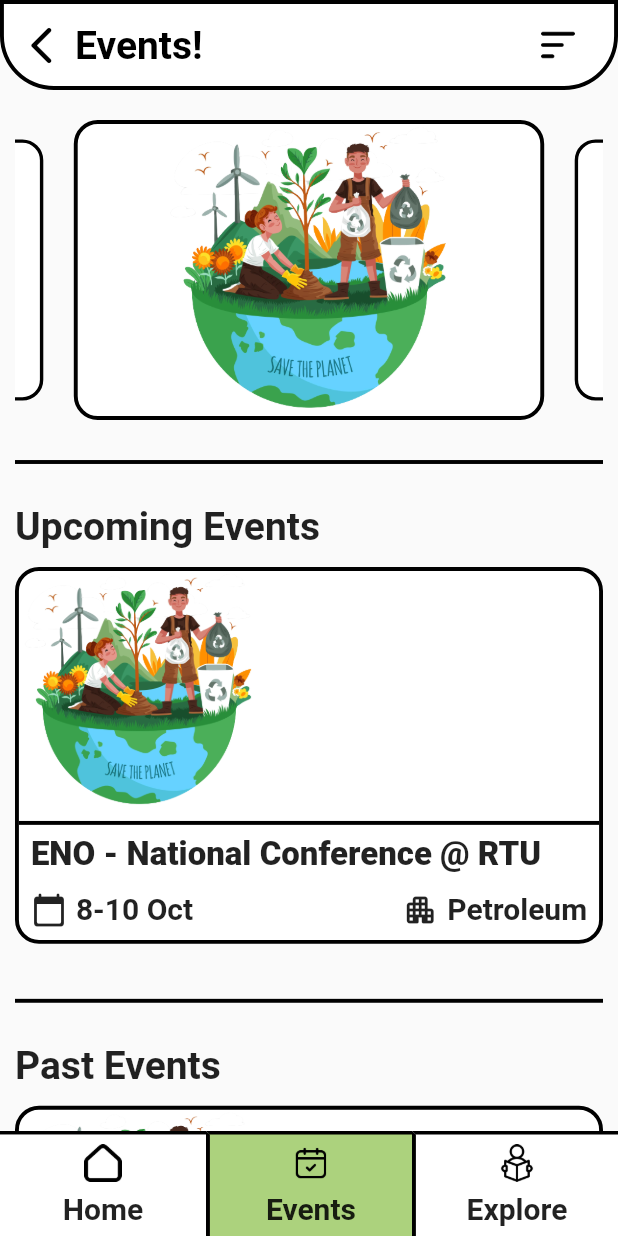
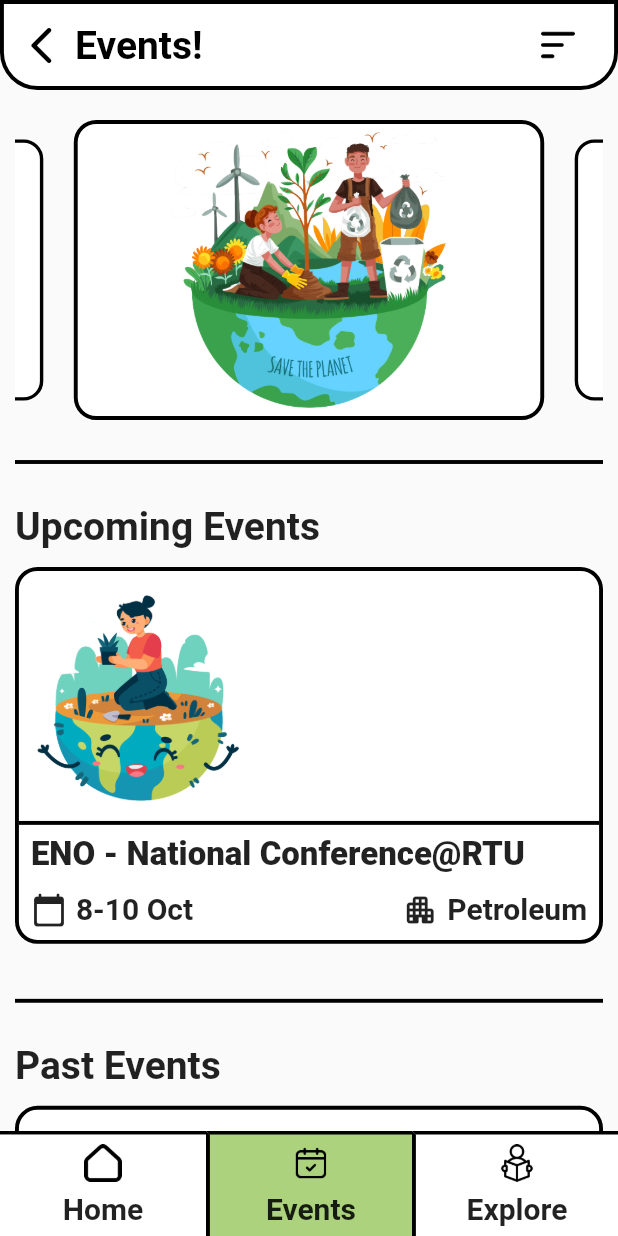
Before and after one commit to luciferro01/Eco-Club-RTU, a Flutter app: the screen it shows after launch, item 2 of the bottom bar chosen, on a phone screen of 412 x 824 dp. Run offline on Flutter 3.47's test engine with Material 2 defaults, Android fonts, the phone set to English and light mode, and no system bars; drawn by our look-alikes of carousel_slider; our stand-ins replace flutter_riverpod.

Commit message:
Refactoring of Code

```diff
--- a/lib/utils/constants.dart
+++ b/lib/utils/constants.dart
@@ -16,7 +16,7 @@ class ColorConstant {
 
 class Constants {
   static const double defaultLineWeight = 2.6;
-  static const double defaultRadius = 36;
+  static const double defaultRadius = 25;
 }
 
 class Assets {
--- a/lib/view/screens/events.dart
+++ b/lib/view/screens/events.dart
@@ -1,4 +1,5 @@
 import 'package:carousel_slider/carousel_slider.dart';
+import 'package:eco_club_mohil_version/view/screens/event_detail.dart';
 import 'package:eco_club_mohil_version/view/widgets/custom_app_bar.dart';
 import 'package:eco_club_mohil_version/view/widgets/custom_container.dart';
 import 'package:eco_club_mohil_version/view/widgets/custom_item.dart';
@@ -43,12 +44,21 @@ class EventScreen extends StatelessWidget {
                 items: [1, 2, 3, 4, 5].map((i) {
                   return Builder(
                     builder: (BuildContext context) {
-                      return CustomContainer(
-                        height: 200,
-                        width: width,
-                        child: const Image(
-                          image: AssetImage(Assets.environment),
-                          fit: BoxFit.contain,
+                      return GestureDetector(
+                        onTap: () {
+                          Navigator.of(context).push(
+                            MaterialPageRoute(
+                              builder: (contxt) => const EventDetailScreen(),
+                            ),
+                          );
+                        },
+                        child: CustomContainer(
+                          height: 200,
+                          width: width,
+                          child: const Image(
+                            image: AssetImage(Assets.environment),
+                            fit: BoxFit.contain,
+                          ),
                         ),
                       );
                     },
@@ -63,7 +73,11 @@ class EventScreen extends StatelessWidget {
               const SizedBox(height: 20),
               text(text: 'Upcoming Events', isHeading: true),
               const SizedBox(height: 12),
-              const HeaderBar(),
+              const HeaderBar(
+                  date: '8-10 Oct',
+                  image: Assets.environment1,
+                  label: 'ENO - National Conference@RTU',
+                  venue: 'Petroleum'),
               const SizedBox(height: 30),
               const Divider(
                 color: ColorConstant.blackColor,
@@ -72,7 +86,11 @@ class EventScreen extends StatelessWidget {
               const SizedBox(height: 20),
               text(text: 'Past Events', isHeading: true),
               const SizedBox(height: 12),
-              const HeaderBar(),
+              const HeaderBar(
+                  date: '8-10 Oct',
+                  image: Assets.environment1,
+                  label: 'ENO - National Conference@RTU',
+                  venue: 'Petroleum'),
             ],
           ),
         ),
--- a/lib/view/screens/home.dart
+++ b/lib/view/screens/home.dart
@@ -15,12 +15,11 @@ class HomeScreen extends StatelessWidget {
 
   @override
   Widget build(BuildContext context) {
-    // String randomImage = Random(headerImages);
-    double width = MediaQuery.sizeOf(context).width;
+    // double width = MediaQuery.sizeOf(context).width;
     return Scaffold(
       backgroundColor: ColorConstant.backgroundColor,
       appBar: customAppBar(
-          isFirstPage: false,
+          isFirstPage: true,
           label: 'MOHIL',
           context: context,
           isHomePage: true,
--- a/lib/view/widgets/custom_app_bar.dart
+++ b/lib/view/widgets/custom_app_bar.dart
@@ -25,7 +25,7 @@ PreferredSizeWidget customAppBar({
       ),
     ),
     backgroundColor: ColorConstant.whiteBackgroundColor,
-    leading: (isFirstPage || (!isHomePage && isTabBarPage))
+    leading: (!isFirstPage || (!isHomePage && isTabBarPage))
         ? Consumer(
             builder: (context, ref, child) {
               // var tab = ref.watch(currentNavItemProvider);
@@ -52,7 +52,7 @@ PreferredSizeWidget customAppBar({
       Expanded(
         child: Padding(
           // width: 390,
-          padding: isFirstPage || (!isHomePage && isTabBarPage)
+          padding: !isFirstPage || (!isHomePage && isTabBarPage)
               ? const EdgeInsets.only(left: 50, right: 25)
               : const EdgeInsets.symmetric(horizontal: 25),
           child: Row(
--- a/lib/view/widgets/custom_container.dart
+++ b/lib/view/widgets/custom_container.dart
@@ -6,13 +6,23 @@ class CustomContainer extends StatelessWidget {
   final double? height;
   final Widget? child;
   final double? width;
+  final EdgeInsetsGeometry? padding;
   final Color? backgroundColor;
+  final EdgeInsetsGeometry? margin;
   const CustomContainer(
-      {this.height, super.key, this.child, this.width, this.backgroundColor});
+      {this.height,
+      super.key,
+      this.child,
+      this.width,
+      this.backgroundColor,
+      this.padding,
+      this.margin});
 
   @override
   Widget build(BuildContext context) {
     return Container(
+      padding: padding,
+      margin: margin,
       height: height,
       width: width,
       decoration: BoxDecoration(
@@ -23,7 +33,7 @@ class CustomContainer extends StatelessWidget {
         ),
         borderRadius: const BorderRadius.all(
           Radius.circular(
-            Constants.defaultRadius - 20,
+            Constants.defaultRadius - 10,
           ),
         ),
       ),
--- a/lib/view/widgets/header_bars.dart
+++ b/lib/view/widgets/header_bars.dart
@@ -5,7 +5,16 @@ import 'package:flutter/material.dart';
 import '../../utils/constants.dart';
 
 class HeaderBar extends StatelessWidget {
-  const HeaderBar({super.key});
+  final String image;
+  final String date;
+  final String label;
+  final String venue;
+  const HeaderBar(
+      {super.key,
+      required this.image,
+      required this.date,
+      required this.label,
+      required this.venue});
 
   @override
   Widget build(BuildContext context) {
@@ -18,9 +27,9 @@ class HeaderBar extends StatelessWidget {
         children: [
           ClipRRect(
             borderRadius: BorderRadius.circular(Constants.defaultRadius - 10),
-            child: const Image(
+            child: Image(
               image: AssetImage(
-                'assets/images/environment.png',
+                image,
               ),
               height: 160,
               fit: BoxFit.cover,
@@ -33,12 +42,12 @@ class HeaderBar extends StatelessWidget {
           Padding(
             padding: const EdgeInsets.only(left: 8.0),
             child: text(
-              text: 'ENO - National Conference @ RTU',
+              text: label,
               isLabel: true,
               fontSize: 22,
             ),
           ),
-          const Padding(
+          Padding(
             padding: EdgeInsets.all(8.0),
             child: Column(
               mainAxisAlignment: MainAxisAlignment.start,
@@ -59,7 +68,7 @@ class HeaderBar extends StatelessWidget {
                           width: 6,
                         ),
                         Text(
-                          '8-10 Oct',
+                          date,
                           style: TextStyle(
                             fontSize: 20,
                             fontWeight: FontWeight.w600,
@@ -76,7 +85,7 @@ class HeaderBar extends StatelessWidget {
                           width: 6,
                         ),
                         Text(
-                          'Petroleum',
+                          venue,
                           style: TextStyle(
                             fontSize: 20,
                             fontWeight: FontWeight.w600,
```
Also changed, not shown: lib/view/screens/event_detail.dart (added, +19 -0 lines), lib/view/widgets/custom_item.dart (+2 -13 lines).
